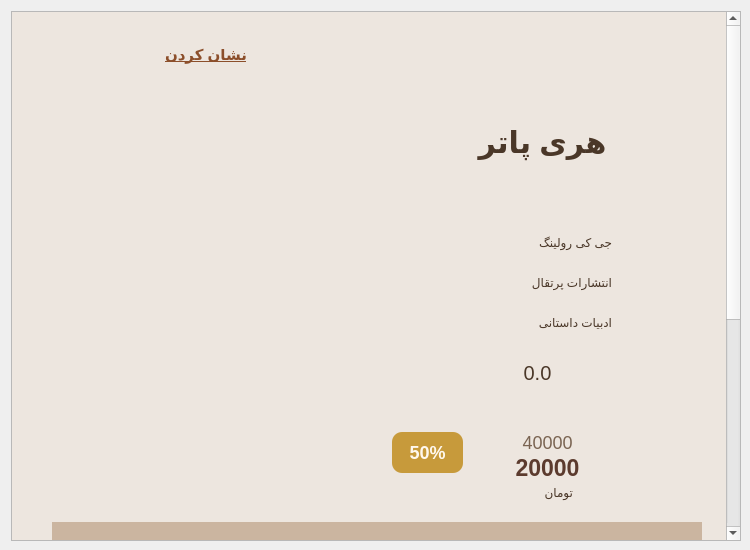
Onyx1907/Lumina-EBook-Platform, file Client/user/bookdetailswidget.ui: the form before one commit.
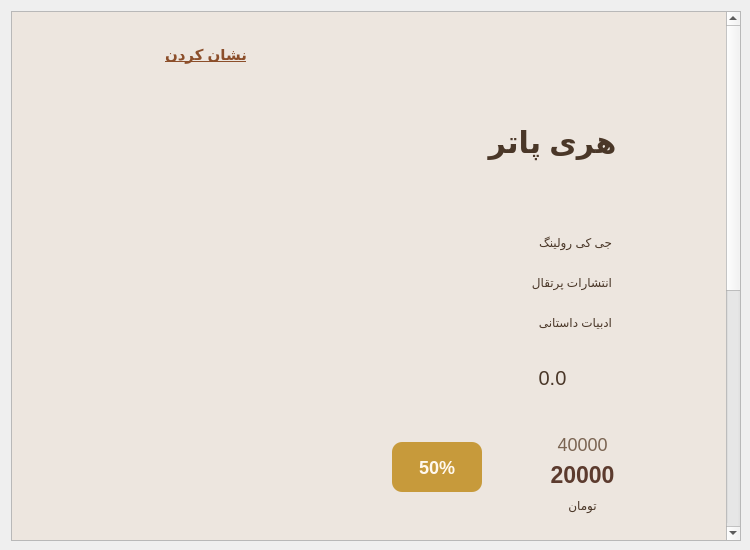
The form after the commit. Icons and pictures are not drawn.

Commit message: style/fix: improve book details UI and reload data after returning from comments

The edit to the form file:
```diff
--- a/Client/user/bookdetailswidget.ui
+++ b/Client/user/bookdetailswidget.ui
@@ -65,21 +65,21 @@
       <property name="geometry">
        <rect>
         <x>0</x>
-        <y>0</y>
+        <y>-392</y>
         <width>730</width>
-        <height>900</height>
+        <height>1000</height>
        </rect>
       </property>
       <property name="minimumSize">
        <size>
         <width>730</width>
-        <height>900</height>
+        <height>1000</height>
        </size>
       </property>
       <property name="maximumSize">
        <size>
         <width>730</width>
-        <height>900</height>
+        <height>1500</height>
        </size>
       </property>
       <property name="styleSheet">
@@ -147,7 +147,7 @@
       <widget class="QLabel" name="name_label">
        <property name="geometry">
         <rect>
-         <x>360</x>
+         <x>370</x>
          <y>70</y>
          <width>341</width>
          <height>121</height>
@@ -301,10 +301,10 @@
       <widget class="QLabel" name="rating_label">
        <property name="geometry">
         <rect>
-         <x>500</x>
+         <x>510</x>
          <y>350</y>
-         <width>51</width>
-         <height>21</height>
+         <width>61</width>
+         <height>31</height>
         </rect>
        </property>
        <property name="styleSheet">
@@ -325,10 +325,10 @@
       <widget class="QPushButton" name="star">
        <property name="geometry">
         <rect>
-         <x>540</x>
+         <x>560</x>
          <y>340</y>
          <width>41</width>
-         <height>41</height>
+         <height>51</height>
         </rect>
        </property>
        <property name="styleSheet">
@@ -507,9 +507,9 @@
        <property name="geometry">
         <rect>
          <x>380</x>
-         <y>420</y>
-         <width>71</width>
-         <height>41</height>
+         <y>430</y>
+         <width>90</width>
+         <height>50</height>
         </rect>
        </property>
        <property name="styleSheet">
@@ -531,59 +531,6 @@
         <set>Qt::AlignCenter</set>
        </property>
       </widget>
-      <widget class="QLabel" name="oldPrice_label">
-       <property name="geometry">
-        <rect>
-         <x>460</x>
-         <y>420</y>
-         <width>151</width>
-         <height>20</height>
-        </rect>
-       </property>
-       <property name="styleSheet">
-        <string notr="true">QLabel {
-    color: #7A6452;
-    font-size: 18px;
-    background: transparent;
-
-qproperty-alignment: 'AlignHCenter | AlignVCenter';
-}
-</string>
-       </property>
-       <property name="text">
-        <string>40000</string>
-       </property>
-       <property name="alignment">
-        <set>Qt::AlignCenter</set>
-       </property>
-      </widget>
-      <widget class="QLabel" name="finalPrice_label">
-       <property name="geometry">
-        <rect>
-         <x>460</x>
-         <y>440</y>
-         <width>151</width>
-         <height>31</height>
-        </rect>
-       </property>
-       <property name="styleSheet">
-        <string notr="true">QLabel {
-    color: #5C3B2E;
-    font-size: 23px;
-    font-weight: 700;
-    background: transparent;
-
-qproperty-alignment: 'AlignHCenter | AlignVCenter';
-}
-</string>
-       </property>
-       <property name="text">
-        <string>20000</string>
-       </property>
-       <property name="alignment">
-        <set>Qt::AlignCenter</set>
-       </property>
-      </widget>
       <widget class="QPushButton" name="comments">
        <property name="geometry">
         <rect>
@@ -678,19 +625,6 @@
         <bool>true</bool>
        </property>
       </widget>
-      <widget class="QLabel" name="tooman_label">
-       <property name="geometry">
-        <rect>
-         <x>520</x>
-         <y>470</y>
-         <width>41</width>
-         <height>21</height>
-        </rect>
-       </property>
-       <property name="text">
-        <string>تومان</string>
-       </property>
-      </widget>
       <widget class="QLabel" name="error_label">
        <property name="geometry">
         <rect>
@@ -839,43 +773,137 @@
         </size>
        </property>
       </widget>
-      <widget class="QLabel" name="description_label">
+      <widget class="QTextEdit" name="description_label">
        <property name="geometry">
         <rect>
-         <x>40</x>
-         <y>510</y>
-         <width>650</width>
-         <height>70</height>
+         <x>20</x>
+         <y>600</y>
+         <width>681</width>
+         <height>141</height>
         </rect>
        </property>
-       <property name="minimumSize">
-        <size>
-         <width>650</width>
-         <height>70</height>
-        </size>
-       </property>
-       <property name="maximumSize">
-        <size>
-         <width>650</width>
-         <height>100</height>
-        </size>
-       </property>
        <property name="styleSheet">
-        <string notr="true">qproperty-alignment: 'AlignLeft | AlignVCenter';
-background-color: rgba(139, 90, 43, 0.35); </string>
+        <string notr="true">QTextEdit {
+    background: rgba(78, 56, 42, 170);
+    color: #F5EBDD;
+    border: 1px solid rgba(255, 240, 220, 70);
+    border-radius: 16px;
+    padding: 12px;
+    selection-background-color: rgba(201, 156, 99, 170);
+    selection-color: white;
+    font-size: 11pt;
+}
+
+QTextEdit:focus {
+    border: 2px solid rgba(214, 176, 122, 180);
+}
+
+QScrollBar:vertical {
+    background: transparent;
+    width: 12px;
+    margin: 4px;
+}
+
+QScrollBar::handle:vertical {
+    background: rgba(194, 148, 98, 180);
+    border-radius: 6px;
+    min-height: 35px;
+}
+
+QScrollBar::handle:vertical:hover {
+    background: rgba(222, 178, 124, 220);
+}
+
+QScrollBar::add-line:vertical,
+QScrollBar::sub-line:vertical {
+    height: 0px;
+}
+
+QScrollBar::add-page:vertical,
+QScrollBar::sub-page:vertical {
+    background: transparent;
+}
+</string>
        </property>
-       <property name="text">
-        <string> توضیحات کتاب</string>
+       <property name="verticalScrollBarPolicy">
+        <enum>Qt::ScrollBarAlwaysOn</enum>
        </property>
-       <property name="textFormat">
-        <enum>Qt::PlainText</enum>
+       <property name="horizontalScrollBarPolicy">
+        <enum>Qt::ScrollBarAlwaysOff</enum>
        </property>
-       <property name="alignment">
-        <set>Qt::AlignLeading|Qt::AlignLeft|Qt::AlignVCenter</set>
-       </property>
-       <property name="wordWrap">
+       <property name="readOnly">
         <bool>true</bool>
        </property>
+       <property name="textInteractionFlags">
+        <set>Qt::NoTextInteraction</set>
+       </property>
+      </widget>
+      <widget class="QWidget" name="">
+       <property name="geometry">
+        <rect>
+         <x>490</x>
+         <y>420</y>
+         <width>161</width>
+         <height>85</height>
+        </rect>
+       </property>
+       <layout class="QVBoxLayout" name="verticalLayout">
+        <item>
+         <widget class="QLabel" name="oldPrice_label">
+          <property name="styleSheet">
+           <string notr="true">QLabel {
+    color: #7A6452;
+    font-size: 18px;
+    background: transparent;
+
+qproperty-alignment: 'AlignHCenter | AlignVCenter';
+}
+</string>
+          </property>
+          <property name="text">
+           <string>40000</string>
+          </property>
+          <property name="alignment">
+           <set>Qt::AlignCenter</set>
+          </property>
+         </widget>
+        </item>
+        <item>
+         <widget class="QLabel" name="finalPrice_label">
+          <property name="styleSheet">
+           <string notr="true">QLabel {
+    color: #5C3B2E;
+    font-size: 23px;
+    font-weight: 700;
+    background: transparent;
+
+qproperty-alignment: 'AlignHCenter | AlignVCenter';
+}
+</string>
+          </property>
+          <property name="text">
+           <string>20000</string>
+          </property>
+          <property name="alignment">
+           <set>Qt::AlignCenter</set>
+          </property>
+         </widget>
+        </item>
+        <item>
+         <widget class="QLabel" name="tooman_label">
+          <property name="styleSheet">
+           <string notr="true">
+qproperty-alignment: 'AlignHCenter | AlignVCenter';</string>
+          </property>
+          <property name="text">
+           <string>تومان</string>
+          </property>
+          <property name="alignment">
+           <set>Qt::AlignCenter</set>
+          </property>
+         </widget>
+        </item>
+       </layout>
       </widget>
      </widget>
     </widget>
```
Left out of the diff: 18 changed lines with no effect on the pictures. The commit also changes 5 other files.
